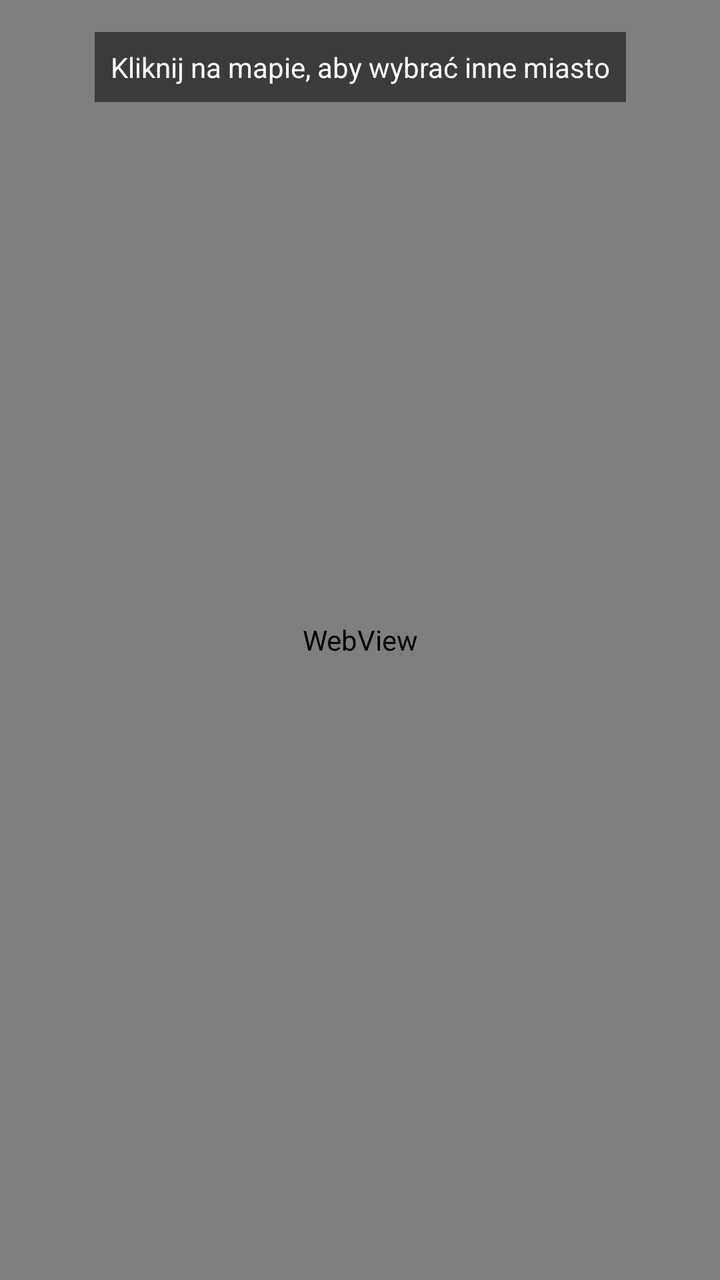
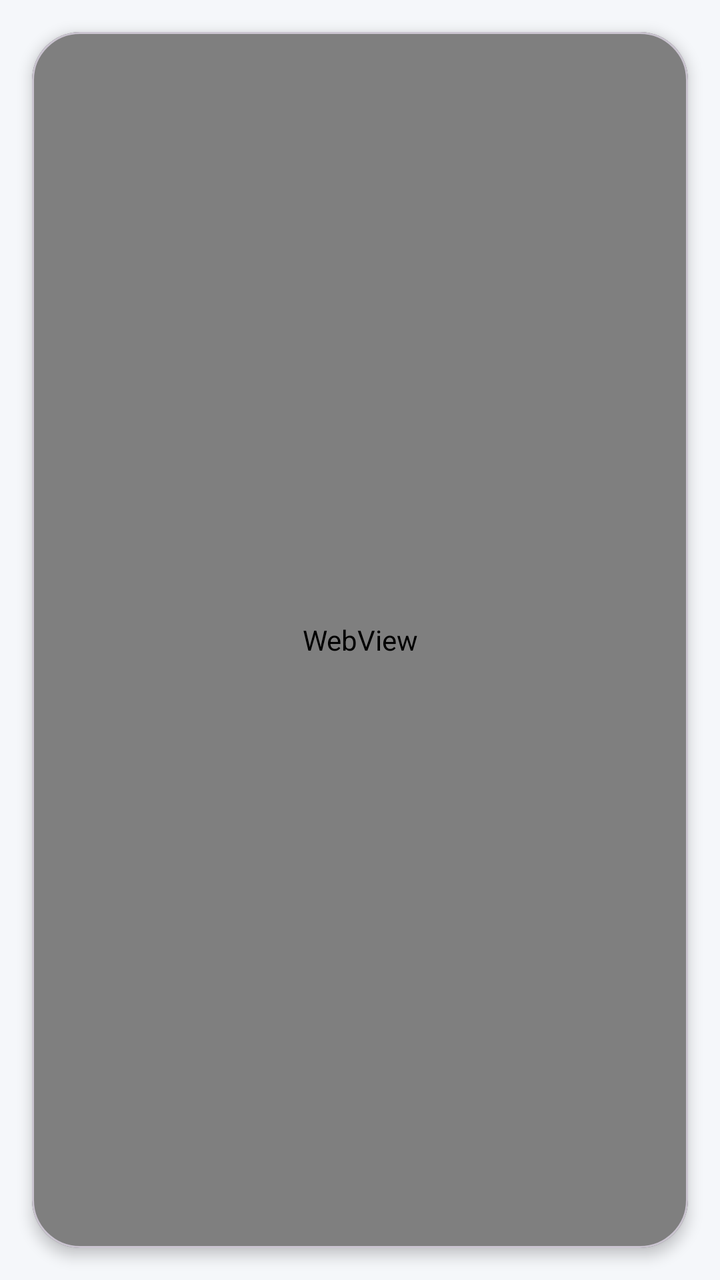

An Android layout rendered at two revisions. The XML below is the earlier revision; the diff shows what the commit changed to produce the second picture.
<!-- AndroidManifest.xml: application theme Theme.TravelPlanner -->
<!-- res/layout/fragment_map.xml -->
<?xml version="1.0" encoding="utf-8"?>
<androidx.constraintlayout.widget.ConstraintLayout xmlns:android="http://schemas.android.com/apk/res/android"
    xmlns:app="http://schemas.android.com/apk/res-auto"
    android:layout_width="match_parent"
    android:layout_height="match_parent">

    <android.webkit.WebView
        android:id="@+id/webViewMap"
        android:layout_width="match_parent"
        android:layout_height="match_parent" />

    <TextView
        android:id="@+id/tvMapHint"
        android:layout_width="wrap_content"
        android:layout_height="wrap_content"
        android:text="Kliknij na mapie, aby wybrać inne miasto"
        android:padding="8dp"
        android:background="#88000000"
        android:textColor="@color/white"
        android:layout_margin="16dp"
        app:layout_constraintTop_toTopOf="parent"
        app:layout_constraintStart_toStartOf="parent"
        app:layout_constraintEnd_toEndOf="parent" />

</androidx.constraintlayout.widget.ConstraintLayout>
<!-- resources referenced by this layout -->
<resources>
  <color name="white">#FFFFFFFF</color>
  <style name="Theme.TravelPlanner" parent="Base.Theme.TravelPlanner" />
  <style name="Base.Theme.TravelPlanner" parent="Theme.Material3.DayNight.NoActionBar">
          
          
      </style>
</resources>

<!-- the commit's change to res/layout/fragment_map.xml (unified diff, before → after) -->
@@ -2,24 +2,46 @@
 <androidx.constraintlayout.widget.ConstraintLayout xmlns:android="http://schemas.android.com/apk/res/android"
     xmlns:app="http://schemas.android.com/apk/res-auto"
     android:layout_width="match_parent"
-    android:layout_height="match_parent">
+    android:layout_height="match_parent"
+    android:background="@color/background">
 
-    <android.webkit.WebView
-        android:id="@+id/webViewMap"
+    <com.google.android.material.card.MaterialCardView
+        android:id="@+id/mapCard"
         android:layout_width="match_parent"
-        android:layout_height="match_parent" />
+        android:layout_height="0dp"
+        android:layout_margin="16dp"
+        app:cardCornerRadius="24dp"
+        app:cardElevation="4dp"
+        app:layout_constraintBottom_toBottomOf="parent"
+        app:layout_constraintTop_toTopOf="parent">
 
-    <TextView
-        android:id="@+id/tvMapHint"
+        <android.webkit.WebView
+            android:id="@+id/webViewMap"
+            android:layout_width="match_parent"
+            android:layout_height="match_parent" />
+
+    </com.google.android.material.card.MaterialCardView>
+
+    <com.google.android.material.card.MaterialCardView
+        android:id="@+id/hintCard"
         android:layout_width="wrap_content"
         android:layout_height="wrap_content"
-        android:text="Kliknij na mapie, aby wybrać inne miasto"
-        android:padding="8dp"
-        android:background="#88000000"
-        android:textColor="@color/white"
-        android:layout_margin="16dp"
-        app:layout_constraintTop_toTopOf="parent"
+        android:layout_margin="32dp"
+        app:cardBackgroundColor="#CC000000"
+        app:cardCornerRadius="20dp"
+        app:layout_constraintEnd_toEndOf="parent"
         app:layout_constraintStart_toStartOf="parent"
-        app:layout_constraintEnd_toEndOf="parent" />
+        app:layout_constraintTop_toTopOf="@id/mapCard">
+
+        <TextView
+            android:layout_width="wrap_content"
+            android:layout_height="wrap_content"
+            android:paddingHorizontal="20dp"
+            android:paddingVertical="10dp"
+            android:text="Kliknij mapę, aby wybrać miasto"
+            android:textColor="@color/white"
+            android:textSize="14sp" />
+
+    </com.google.android.material.card.MaterialCardView>
 
 </androidx.constraintlayout.widget.ConstraintLayout>
<!-- resource entries referenced after the edit -->
@@ -1,5 +1,6 @@
 <!-- resources referenced by this layout -->
 <resources>
+  <color name="background">#F5F7FA</color>
   <color name="white">#FFFFFFFF</color>
   <style name="Theme.TravelPlanner" parent="Base.Theme.TravelPlanner" />
   <style name="Base.Theme.TravelPlanner" parent="Theme.Material3.DayNight.NoActionBar">
